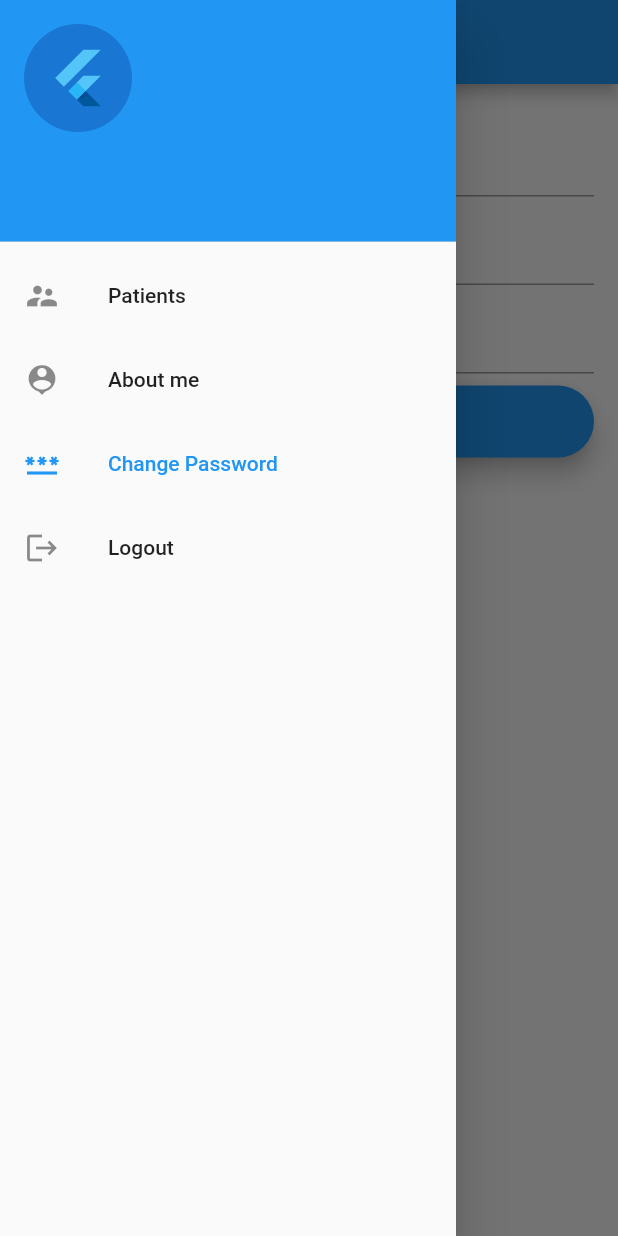
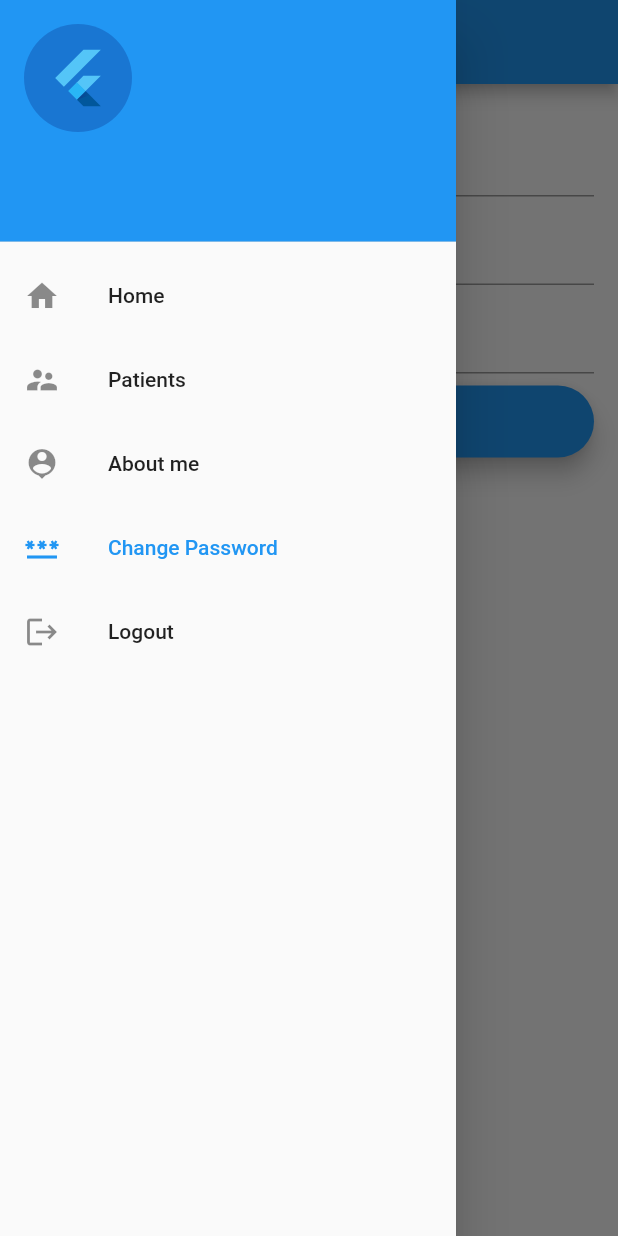
Before and after one commit to dreampioneer/doctor-app, a Flutter app: the ChangePassword screen opened directly, with the side drawer open, on a phone screen of 412 x 824 dp. Run offline on Flutter 3.47's test engine with Material 2 defaults, Android fonts, the phone set to English and light mode, and no system bars; our stand-ins replace date_time_picker, flutter_secure_storage, gallery_saver, image_picker, select_form_field and 1 more; missing offline and left inert: dart:ffi, textfield_tags; accounts and stored records are empty.

```diff
--- a/lib/components/navigation_bar.dart
+++ b/lib/components/navigation_bar.dart
@@ -4,6 +4,7 @@
 
 import 'package:doctor/api/api.dart';
 import 'package:doctor/api/storage.dart';
+import 'package:doctor/home/home.dart';
 import 'package:doctor/login/login.dart';
 import 'package:doctor/patient/patient.dart';
 import 'package:doctor/profile/change_password.dart';
@@ -20,7 +21,7 @@ class Navbar extends StatefulWidget {
 
 class _NavbarState extends State<Navbar>{
   String token = "";
-  ApiService _apiService = ApiService();
+  final ApiService _apiService = ApiService();
 
   @override
   void initState(){
@@ -39,6 +40,21 @@ class _NavbarState extends State<Navbar>{
     final drawerItems = ListView(
       children: [
         drawerHeader,
+        ListTile(
+          title: const Text(
+              "Home"
+          ),
+          selected: widget.title == "Home",
+          leading: const Icon(Icons.home),
+          onTap: () {
+            Navigator.push(
+              context,
+              MaterialPageRoute(
+                builder: (context) => const Home(title: "Home"),
+              ),
+            );
+          },
+        ),
         ListTile(
           title: const Text(
               "Patients"
--- a/lib/signup/signup.dart
+++ b/lib/signup/signup.dart
@@ -42,10 +42,6 @@ class _SignupState extends State<Signup> {
     {
       'value': 'Female',
       'label': 'Female',
-    },
-    {
-      'value': 'Transgender',
-      'label': 'Transgender',
     },
     {
       'value': 'Non-binary/non-conforming',
```
Also changed, not shown: lib/home/home.dart (added, +55 -0 lines), lib/login/login.dart (+2 -5 lines), lib/patient/edit.dart (+13 -0 lines).
